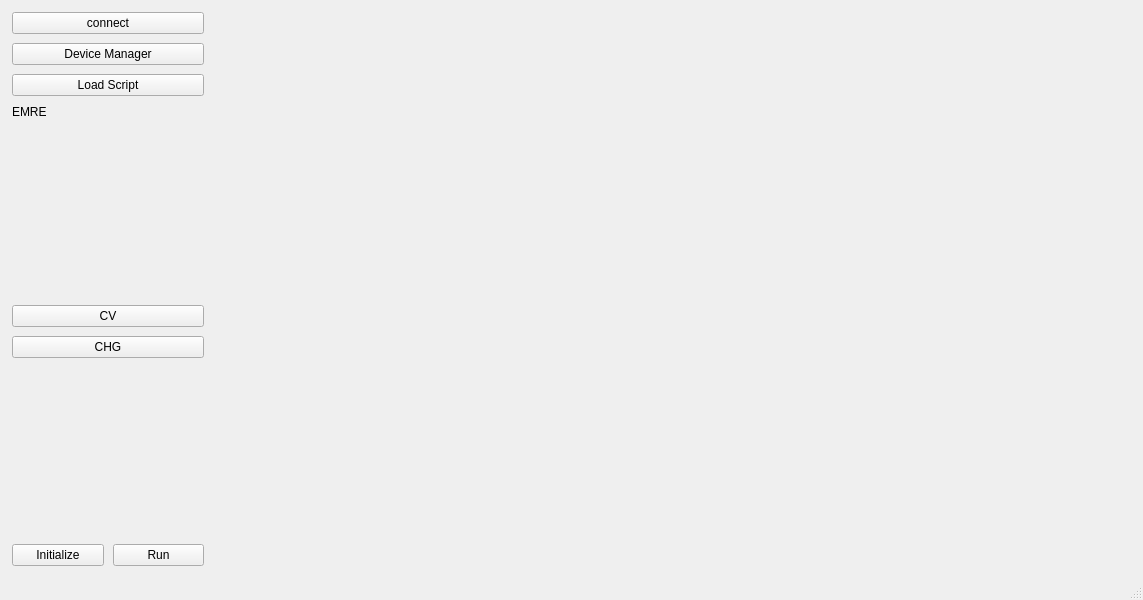
This is EMRE.ui in rst030/EMRE as Qt 5 draws it before an edit. The edited form follows.
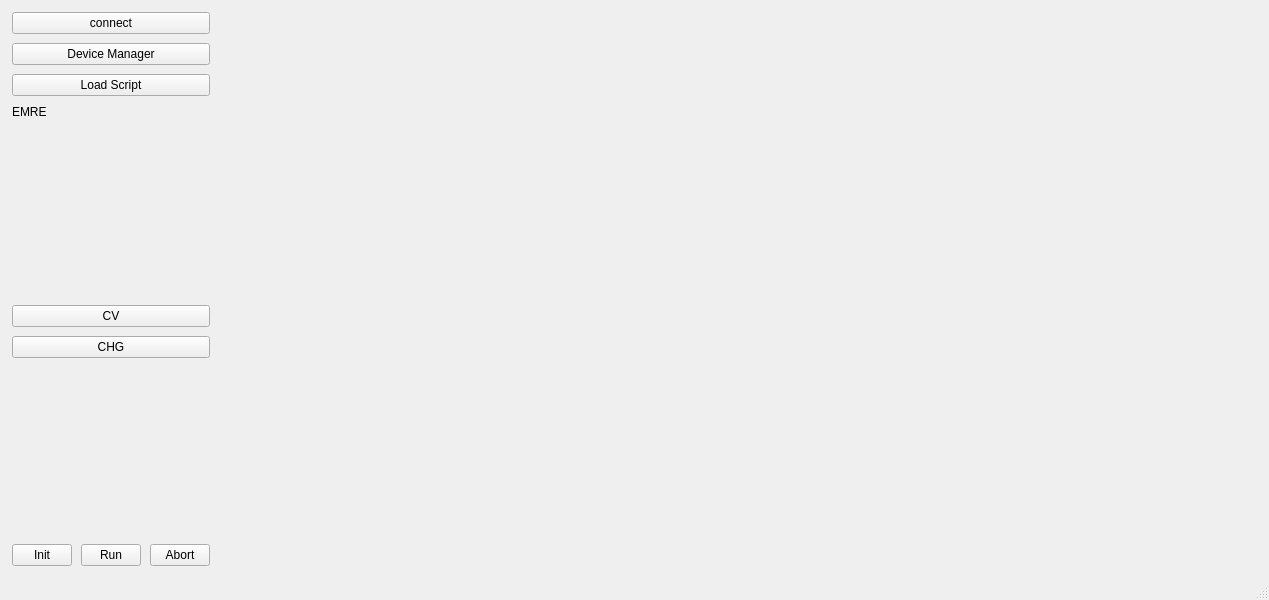
This is the edited form. Icons and pictures are not drawn.

What changed in the file:
```diff
--- a/EMRE.ui
+++ b/EMRE.ui
@@ -6,7 +6,7 @@
    <rect>
     <x>0</x>
     <y>0</y>
-    <width>1143</width>
+    <width>1268</width>
     <height>600</height>
    </rect>
   </property>
@@ -68,6 +68,12 @@
         </item>
         <item>
          <widget class="QPushButton" name="devman_button">
+          <property name="maximumSize">
+           <size>
+            <width>200</width>
+            <height>16777215</height>
+           </size>
+          </property>
           <property name="text">
            <string>Device Manager</string>
           </property>
@@ -127,6 +133,12 @@
         </item>
         <item>
          <widget class="QPushButton" name="CHG_button">
+          <property name="maximumSize">
+           <size>
+            <width>200</width>
+            <height>16777215</height>
+           </size>
+          </property>
           <property name="text">
            <string>CHG</string>
           </property>
@@ -152,14 +164,20 @@
           </property>
           <item>
            <widget class="QPushButton" name="initialize_button">
+            <property name="sizePolicy">
+             <sizepolicy hsizetype="Minimum" vsizetype="Fixed">
+              <horstretch>0</horstretch>
+              <verstretch>0</verstretch>
+             </sizepolicy>
+            </property>
             <property name="maximumSize">
              <size>
-              <width>100</width>
+              <width>60</width>
               <height>16777215</height>
              </size>
             </property>
             <property name="text">
-             <string>Initialize</string>
+             <string>Init</string>
             </property>
            </widget>
           </item>
@@ -167,7 +185,7 @@
            <widget class="QPushButton" name="run_button">
             <property name="maximumSize">
              <size>
-              <width>100</width>
+              <width>60</width>
               <height>16777215</height>
              </size>
             </property>
@@ -179,6 +197,19 @@
             </property>
            </widget>
           </item>
+          <item>
+           <widget class="QPushButton" name="abort_button">
+            <property name="maximumSize">
+             <size>
+              <width>60</width>
+              <height>16777215</height>
+             </size>
+            </property>
+            <property name="text">
+             <string>Abort</string>
+            </property>
+           </widget>
+          </item>
          </layout>
         </item>
        </layout>
@@ -191,7 +222,7 @@
            <widget class="QWidget" name="EPR_plotter_widget" native="true">
             <property name="minimumSize">
              <size>
-              <width>300</width>
+              <width>420</width>
               <height>0</height>
              </size>
             </property>
```
Left out of the diff: 2 changed lines with no effect on the pictures.
